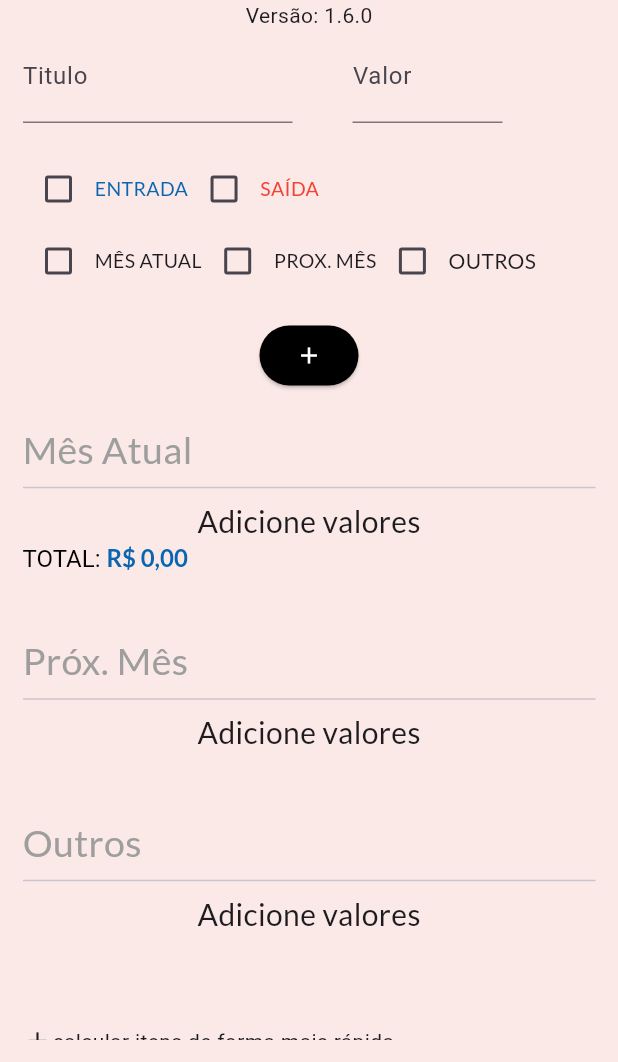
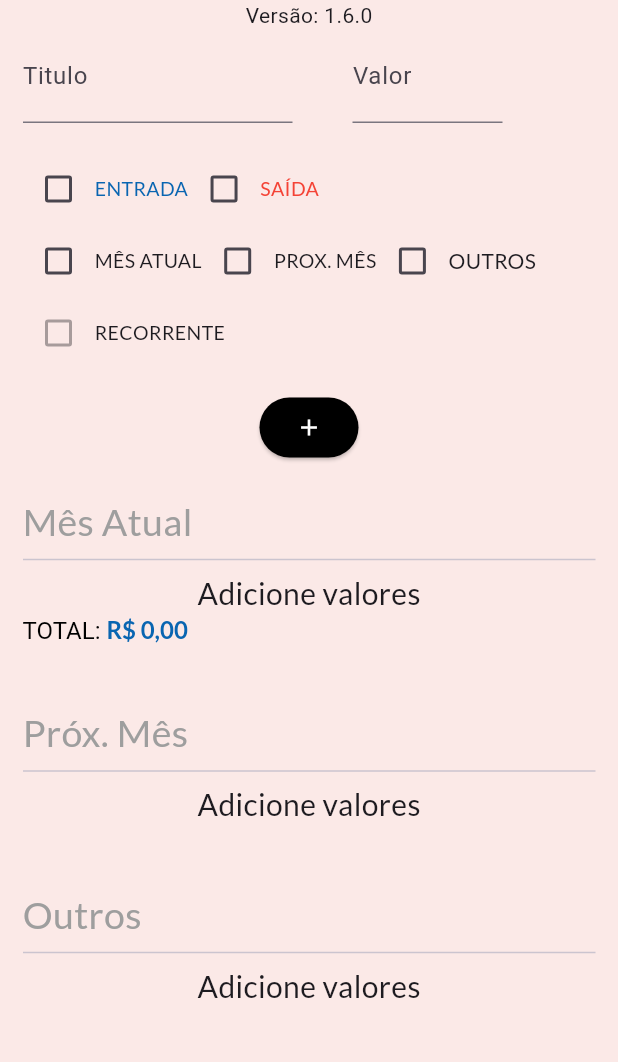
Before and after one commit to rafaelcastrobr/gastos_gerais_app_flutter, a Flutter app: the screen it shows after launch, on a phone screen of 412 x 824 dp, the part 174-1236 px from its top. Run offline on Flutter 3.47's test engine with Material 3 defaults, Android fonts, the phone set to English and light mode, and no system bars; our stand-ins replace bloc, equatable, flutter_bloc, google_fonts, package_info_plus, shared_preferences; missing offline and left inert: flutter_guid.

Commit message:
Itens recorrentes
- Campo 'recorrente' no item (dados antigos continuam valendo: ausente = não).
- Checkbox RECORRENTE no formulário e no diálogo de editar (Mês Atual e Próx. Mês).
- Ao virar o mês, o recorrente passa para o Mês Atual e deixa uma cópia nova
  no Próx. Mês.
- Recorrente marcado no Mês Atual também cria a cópia no Próx. Mês, sem duplicar.
- Ícone de recorrente ao lado do título; backup inclui o campo.

Não compilado localmente; validar com o build do CI.

Co-Authored-By: Claude Sonnet 5.5 <noreply@anthropic.com>
Claude-Session: https://claude.ai/code/session_015YGqKwffJRtTEuvgqd4v1V

```diff
--- a/lib/bloc/create_list_cubit/create_list_cubit.dart
+++ b/lib/bloc/create_list_cubit/create_list_cubit.dart
@@ -3,6 +3,7 @@ import 'dart:convert';
 import 'package:bloc/bloc.dart';
 import 'package:equatable/equatable.dart';
 import 'package:flutter/material.dart';
+import 'package:flutter_guid/flutter_guid.dart';
 import 'package:gastos_gerais_app_flutter/functions/backup.dart';
 import 'package:gastos_gerais_app_flutter/models/listas_model.dart';
 import 'package:shared_preferences/shared_preferences.dart';
@@ -82,15 +83,34 @@ class CreateListCubit extends Cubit<CreateListState> {
 
   // ------------------------------------------------------ itens de uma lista
 
-  Future<void> adicionar(TipoLista tipo, String id, String titulo, double valor) {
-    final lista = [ListasModel(id: id, titulo: titulo, valor: valor), ..._lista(tipo)];
-    return _atualizar(tipo, lista);
+  Future<void> adicionar(TipoLista tipo, String id, String titulo, double valor, {bool recorrente = false}) async {
+    final item = ListasModel(id: id, titulo: titulo, valor: valor, recorrente: recorrente);
+    await _atualizar(tipo, [item, ..._lista(tipo)]);
+
+    if (recorrente && tipo == TipoLista.mesAtual) await _garantirNoProxMes(item);
   }
 
   /// Edita o item no lugar, mantendo a posição e o id.
-  Future<void> editar(TipoLista tipo, String id, String titulo, double valor) {
-    final lista = _lista(tipo).map((e) => e.id == id ? e.copyWith(titulo: titulo, valor: valor) : e).toList();
-    return _atualizar(tipo, lista);
+  Future<void> editar(TipoLista tipo, String id, String titulo, double valor, {bool recorrente = false}) async {
+    final lista = _lista(tipo).map((e) => e.id == id ? e.copyWith(titulo: titulo, valor: valor, recorrente: recorrente) : e).toList();
+    await _atualizar(tipo, lista);
+
+    if (recorrente && tipo == TipoLista.mesAtual) {
+      await _garantirNoProxMes(lista.firstWhere((e) => e.id == id));
+    }
+  }
+
+  /// Um item recorrente do mês atual também precisa estar no próximo mês.
+  /// Só cria a cópia se ainda não houver um recorrente com o mesmo título lá.
+  Future<void> _garantirNoProxMes(ListasModel item) {
+    final prox = _lista(TipoLista.proxMes);
+    final titulo = item.titulo.trim().toLowerCase();
+
+    final jaTem = prox.any((e) => e.recorrente && e.titulo.trim().toLowerCase() == titulo);
+    if (jaTem) return Future.value();
+
+    final copia = item.copyWith(id: Guid.generate().value);
+    return _atualizar(TipoLista.proxMes, [copia, ...prox]);
   }
 
   Future<void> remover(TipoLista tipo, String id) {
@@ -109,9 +129,14 @@ class CreateListCubit extends Cubit<CreateListState> {
   }
 
   /// Passa tudo do próximo mês para o mês atual.
+  /// Os itens recorrentes continuam no próximo mês, como uma cópia nova.
   Future<void> sendMesAtual() async {
-    final mesAtual = [...?state.mesAtual, ...?state.proxMes];
-    final proxMes = <ListasModel>[];
+    final prox = [...?state.proxMes];
+    final mesAtual = [...?state.mesAtual, ...prox];
+    final proxMes = [
+      for (final e in prox)
+        if (e.recorrente) e.copyWith(id: Guid.generate().value),
+    ];
 
     emit(state.copyWith(mesAtual: mesAtual, proxMes: proxMes));
 
--- a/lib/functions/backup.dart
+++ b/lib/functions/backup.dart
@@ -72,7 +72,7 @@ class Backup {
         throw const FormatException('O backup tem um item inválido.');
       }
 
-      itens.add(ListasModel(id: id, titulo: titulo, valor: valor.toDouble(), iconEnum: icone is int ? icone : 0));
+      itens.add(ListasModel(id: id, titulo: titulo, valor: valor.toDouble(), iconEnum: icone is int ? icone : 0, recorrente: item['recorrente'] == true));
     }
     return itens;
   }
--- a/lib/models/listas_model.dart
+++ b/lib/models/listas_model.dart
@@ -12,19 +12,27 @@ class ListasModel extends Equatable {
   String titulo;
   double valor;
   int iconEnum;
+  bool recorrente;
 
-  ListasModel({required this.id, required this.titulo, required this.valor, this.iconEnum = 0});
+  ListasModel({required this.id, required this.titulo, required this.valor, this.iconEnum = 0, this.recorrente = false});
 
   @override
-  List<Object> get props => [id, titulo, valor, iconEnum];
+  List<Object> get props => [id, titulo, valor, iconEnum, recorrente];
 
   ListasModel copyWith({
     String? titulo,
     String? id,
     double? valor,
     int? iconEnum,
+    bool? recorrente,
   }) {
-    return ListasModel(id: id ?? this.id, titulo: titulo ?? this.titulo, valor: valor ?? this.valor, iconEnum: iconEnum ?? this.iconEnum);
+    return ListasModel(
+      id: id ?? this.id,
+      titulo: titulo ?? this.titulo,
+      valor: valor ?? this.valor,
+      iconEnum: iconEnum ?? this.iconEnum,
+      recorrente: recorrente ?? this.recorrente,
+    );
   }
 
   Map<String, dynamic> toMap() {
@@ -33,6 +41,7 @@ class ListasModel extends Equatable {
       'titulo': titulo,
       'valor': valor,
       'iconEnum': iconEnum,
+      'recorrente': recorrente,
     };
   }
 
@@ -42,6 +51,7 @@ class ListasModel extends Equatable {
       titulo: map['titulo'] ?? '',
       valor: map['valor'] ?? 0,
       iconEnum: map['iconEnum'] ?? 0,
+      recorrente: map['recorrente'] == true,
     );
   }
 
--- a/lib/screens/Home.dart
+++ b/lib/screens/Home.dart
@@ -30,6 +30,7 @@ class _HomeState extends State<Home> {
   bool mesAtualCheck = false;
   bool proxMesCheck = false;
   bool outrosCheck = false;
+  bool recorrenteCheck = false;
 
   bool entradaCheck = false;
   bool saidaCheck = false;
@@ -190,11 +191,19 @@ class _HomeState extends State<Home> {
                                 outrosCheck = !outrosCheck;
                                 proxMesCheck = false;
                                 mesAtualCheck = false;
+                                recorrenteCheck = false;
                               });
                             },
                           ),
                           Text('OUTROS', style: GoogleFonts.lato()),
-                        ])
+                        ]),
+                        Row(mainAxisSize: MainAxisSize.min, children: [
+                          Checkbox(
+                            value: recorrenteCheck && (mesAtualCheck || proxMesCheck),
+                            onChanged: (mesAtualCheck || proxMesCheck) ? (value) => setState(() => recorrenteCheck = !recorrenteCheck) : null,
+                          ),
+                          Text('RECORRENTE', style: GoogleFonts.lato(fontSize: 13)),
+                        ]),
                       ]),
                       if (error)
                         ValueListenableBuilder(
@@ -223,11 +232,11 @@ class _HomeState extends State<Home> {
                             Guid id = Guid.generate();
 
                             if (mesAtualCheck) {
-                              createListCubit.adicionar(TipoLista.mesAtual, id.value, state.controllerTitulo!.text, valorNumerico);
+                              createListCubit.adicionar(TipoLista.mesAtual, id.value, state.controllerTitulo!.text, valorNumerico, recorrente: recorrenteCheck);
                             }
 
                             if (proxMesCheck) {
-                              createListCubit.adicionar(TipoLista.proxMes, id.value, state.controllerTitulo!.text, valorNumerico);
+                              createListCubit.adicionar(TipoLista.proxMes, id.value, state.controllerTitulo!.text, valorNumerico, recorrente: recorrenteCheck);
                             }
 
                             if (outrosCheck) {
@@ -242,6 +251,7 @@ class _HomeState extends State<Home> {
                               mesAtualCheck = false;
                               proxMesCheck = false;
                               outrosCheck = false;
+                              recorrenteCheck = false;
                             });
                           },
                           child: const Icon(Icons.add),
--- a/lib/screens/widgets/MesAtualWidgets.dart
+++ b/lib/screens/widgets/MesAtualWidgets.dart
@@ -106,6 +106,7 @@ class _MesAtualWidgetsState extends State<MesAtualWidgets> {
                         icon: const Icon(Icons.edit, color: Colors.green)),
                     Row(
                       children: [
+                        if (listaMesAtual[index].recorrente) const Icon(Icons.autorenew, size: 16, color: Colors.grey),
                         Text('${listaMesAtual[index].titulo.toUpperCase()} * ',
                             style: GoogleFonts.lato(fontSize: 16, color: listaMesAtualSoma.contains(listaMesAtual[index]) ? Colors.orange : Colors.black)),
                         Text(valor, style: GoogleFonts.lato(fontSize: 16, color: Formatervalor.verificaSeENegativo(valor))),
--- a/lib/screens/widgets/ProxMesWidgets.dart
+++ b/lib/screens/widgets/ProxMesWidgets.dart
@@ -119,6 +119,7 @@ class _ProxMesWidgetState extends State<ProxMesWidget> {
                         icon: const Icon(Icons.edit, color: Colors.green)),
                     Row(
                       children: [
+                        if (listaProxMes[index].recorrente) const Icon(Icons.autorenew, size: 16, color: Colors.grey),
                         Text('${listaProxMes[index].titulo.toUpperCase()} * ',
                             style: GoogleFonts.lato(fontSize: 16, color: listaProxMesSoma.contains(listaProxMes[index]) ? Colors.orange : Colors.black)),
                         Text(valor, style: GoogleFonts.lato(fontSize: 16, color: Formatervalor.verificaSeENegativo(valor))),
--- a/lib/widgets/ItemListaDialogs.dart
+++ b/lib/widgets/ItemListaDialogs.dart
@@ -44,18 +44,19 @@ Future<void> confirmarApagar(BuildContext context, CreateListCubit cubit, TipoLi
 Future<void> editarItem(BuildContext context, CreateListCubit cubit, TipoLista tipo, ListasModel model) async {
   final novo = await showDialog<ListasModel>(
     context: context,
-    builder: (_) => _EditarItemDialog(model: model),
+    builder: (_) => _EditarItemDialog(model: model, mostrarRecorrente: tipo != TipoLista.outros),
   );
 
   if (novo == null) return;
 
-  await cubit.editar(tipo, model.id, novo.titulo, novo.valor);
+  await cubit.editar(tipo, model.id, novo.titulo, novo.valor, recorrente: novo.recorrente);
 }
 
 class _EditarItemDialog extends StatefulWidget {
   final ListasModel model;
+  final bool mostrarRecorrente;
 
-  const _EditarItemDialog({required this.model});
+  const _EditarItemDialog({required this.model, required this.mostrarRecorrente});
 
   @override
   State<_EditarItemDialog> createState() => _EditarItemDialogState();
@@ -65,6 +66,7 @@ class _EditarItemDialogState extends State<_EditarItemDialog> {
   late final TextEditingController _titulo;
   late final TextEditingController _valor;
   late bool _saida;
+  late bool _recorrente;
   String? _erro;
 
   @override
@@ -73,6 +75,7 @@ class _EditarItemDialogState extends State<_EditarItemDialog> {
     _titulo = TextEditingController(text: widget.model.titulo);
     _valor = TextEditingController(text: Formatervalor.paraCampo(widget.model.valor));
     _saida = widget.model.valor < 0;
+    _recorrente = widget.model.recorrente;
   }
 
   @override
@@ -102,7 +105,7 @@ class _EditarItemDialogState extends State<_EditarItemDialog> {
       return;
     }
 
-    Navigator.of(context).pop(widget.model.copyWith(titulo: titulo, valor: valor));
+    Navigator.of(context).pop(widget.model.copyWith(titulo: titulo, valor: valor, recorrente: widget.mostrarRecorrente && _recorrente));
   }
 
   @override
@@ -134,6 +137,14 @@ class _EditarItemDialogState extends State<_EditarItemDialog> {
               selected: {_saida},
               onSelectionChanged: (selecionado) => setState(() => _saida = selecionado.first),
             ),
+            if (widget.mostrarRecorrente)
+              CheckboxListTile(
+                contentPadding: EdgeInsets.zero,
+                controlAffinity: ListTileControlAffinity.leading,
+                value: _recorrente,
+                onChanged: (valor) => setState(() => _recorrente = valor ?? false),
+                title: const Text('Recorrente (volta todo mês)'),
+              ),
             if (_erro != null) ...[
               const SizedBox(height: 12),
               Text(_erro!, style: const TextStyle(fontSize: 14, color: Colors.red)),
```
